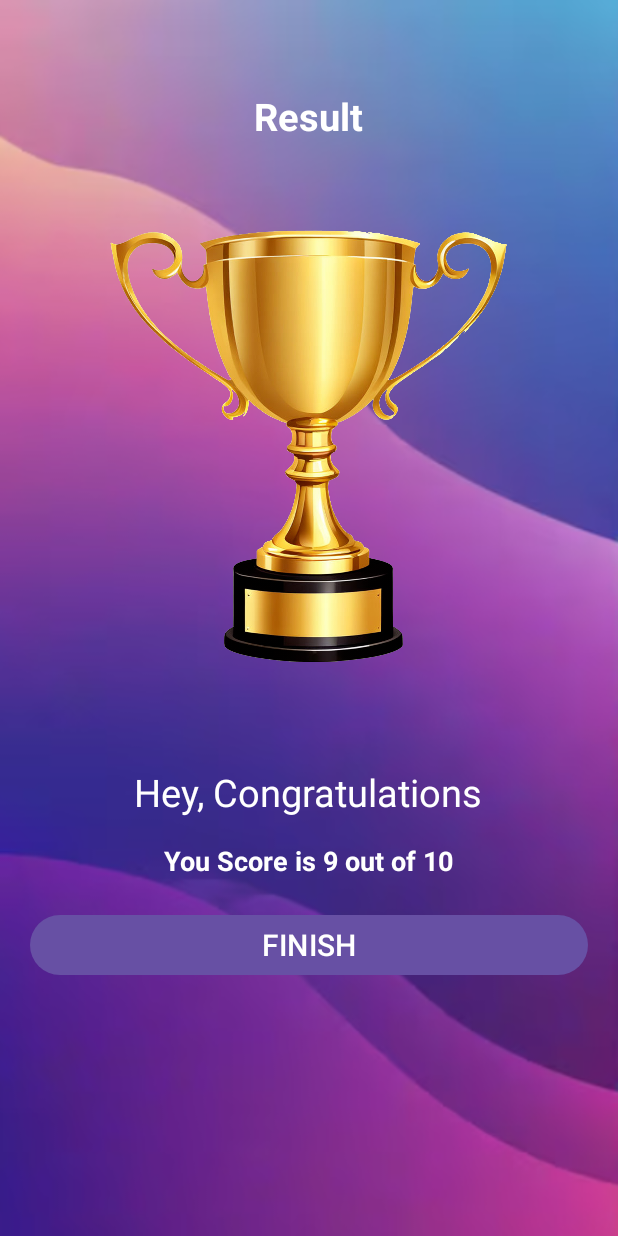
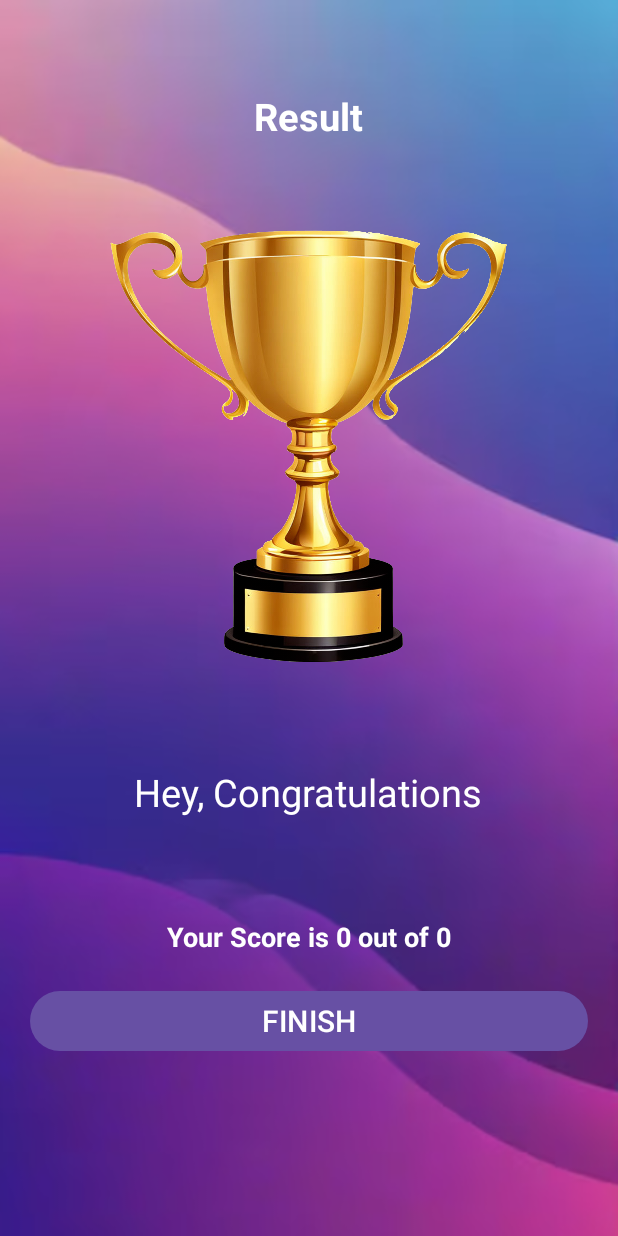
Before and after one commit to rajibtalukder/Quiz-App, an Android app: the ResultActivity screen opened directly, with no data from a screen before it, on a phone screen of 412 x 824 dp. Run offline under Robolectric (Android 15) with nearby library versions, the phone set to English and light mode, and no system bars.

Commit message:
Project Done

```diff
--- a/app/src/main/java/com/example/quizapp/MainActivity.kt
+++ b/app/src/main/java/com/example/quizapp/MainActivity.kt
@@ -25,8 +25,8 @@ class MainActivity : AppCompatActivity() {
         btnStart.setOnClickListener() {
             if (inputText.text.isEmpty()) {
                 Toast.makeText(this, "Please enter your name!", Toast.LENGTH_LONG).show()
-            }else{
-                val intent = Intent(this,  QuizQuestionsActivity:: class.java)
+            } else {
+                val intent = Intent(this, QuizQuestionsActivity::class.java)
                 intent.putExtra(Constants.USER_NAME, inputText.text.toString())
                 startActivity(intent)
             }
--- a/app/src/main/java/com/example/quizapp/ResultActivity.kt
+++ b/app/src/main/java/com/example/quizapp/ResultActivity.kt
@@ -1,6 +1,9 @@
 package com.example.quizapp
 
+import android.content.Intent
 import android.os.Bundle
+import android.widget.Button
+import android.widget.TextView
 import androidx.activity.enableEdgeToEdge
 import androidx.appcompat.app.AppCompatActivity
 import androidx.core.view.ViewCompat
@@ -11,5 +14,21 @@ class ResultActivity : AppCompatActivity() {
         super.onCreate(savedInstanceState)
         enableEdgeToEdge()
         setContentView(R.layout.activity_result)
+
+        val tvName : TextView = findViewById(R.id.tvName)
+        val tvScore : TextView = findViewById(R.id.tvScore)
+        val btnFinish : Button = findViewById(R.id.btnFinish)
+
+        tvName.text = intent.getStringExtra(Constants.USER_NAME)
+        val totalQuestions = intent.getIntExtra(Constants.TOTAL_QUESTIONS, 0)
+        val correctAnswers = intent.getIntExtra(Constants.CORRECT_ANSWER, 0)
+
+        tvScore.text = "Your Score is $correctAnswers out of $totalQuestions"
+
+        btnFinish.setOnClickListener {
+            startActivity(Intent(this, MainActivity::class.java))
+
+        }
+
     }
 }
--- a/app/src/main/res/layout/activity_quiz_questions.xml
+++ b/app/src/main/res/layout/activity_quiz_questions.xml
@@ -1,6 +1,5 @@
 <?xml version="1.0" encoding="utf-8"?>
 <ScrollView xmlns:android="http://schemas.android.com/apk/res/android"
-    xmlns:app="http://schemas.android.com/apk/res-auto"
     xmlns:tools="http://schemas.android.com/tools"
     android:id="@+id/main"
     android:layout_width="match_parent"
@@ -24,7 +23,6 @@
             android:textSize="22sp"
             android:gravity="center"
             android:textColor="#363A43"
-            tools:text="@string/what_country_does_this_flag_belong_to"
             />
 
         <ImageView
@@ -48,7 +46,7 @@
                 style="@style/Widget.AppCompat.ProgressBar.Horizontal"
                 android:layout_width="0dp"
                 android:layout_height="wrap_content"
-                android:max="7"
+                android:max="5"
                 android:indeterminate="false"
                 android:layout_weight="1"
                 android:minHeight="50dp"
--- a/app/src/main/res/layout/activity_result.xml
+++ b/app/src/main/res/layout/activity_result.xml
@@ -37,6 +37,15 @@
         android:textSize="25sp" />
 
     <TextView
+        android:id="@+id/tvName"
+        android:layout_width="wrap_content"
+        android:layout_height="wrap_content"
+        android:layout_marginTop="16dp"
+        android:text=""
+        android:textColor="@color/white"
+        android:textSize="25sp" />
+
+    <TextView
         android:id="@+id/tvScore"
         android:layout_width="wrap_content"
         android:layout_height="wrap_content"
--- a/app/src/main/res/values/strings.xml
+++ b/app/src/main/res/values/strings.xml
@@ -3,7 +3,7 @@
     <string name="quiz_app">Quiz App</string>
     <string name="please_enter_your_name">Please enter your name</string>
     <string name="welcome">Welcome</string>
-    <string name="e_g_john">e.g. John</string>
+    <string name="e_g_john">e.g. Rajib</string>
     <string name="start">Start</string>
     <string name="what_country_does_this_flag_belong_to">What Country does this flag belong to?</string>
     <string name="submit">SUBMIT</string>
```
Also changed, not shown: app/src/main/java/com/example/quizapp/Constants.kt (+24 -1 lines), app/src/main/java/com/example/quizapp/QuizQuestionsActivity.kt (+6 -9 lines), app/src/main/res/drawable/thailand.png (added).
